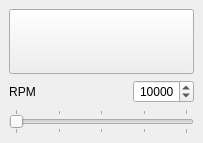
The window that View/SpindleForm.ui (octronic-uk/Candle) describes before a commit, drawn with Qt 5.
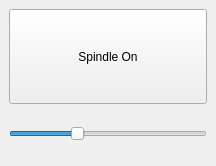
The same window after the commit. Icons and pictures are not drawn.

Diff of the .ui file:
```diff
--- a/View/SpindleForm.ui
+++ b/View/SpindleForm.ui
@@ -6,8 +6,8 @@
    <rect>
     <x>0</x>
     <y>0</y>
-    <width>203</width>
-    <height>143</height>
+    <width>216</width>
+    <height>166</height>
    </rect>
   </property>
   <property name="windowTitle">
@@ -31,7 +31,7 @@
    </property>
    <item>
     <widget class="QWidget" name="widgetSpindle" native="true">
-     <layout class="QVBoxLayout" name="verticalLayout_2">
+     <layout class="QVBoxLayout" name="verticalLayout_2" stretch="2,1">
       <item>
        <widget class="QToolButton" name="cmdSpindle">
         <property name="enabled">
@@ -58,6 +58,9 @@
         <property name="toolTip">
          <string>Spindle on/off</string>
         </property>
+        <property name="text">
+         <string>Spindle On</string>
+        </property>
         <property name="icon">
          <iconset resource="../Resources/Images.qrc">
           <normaloff>:/Images/SVG/dot-circle.svg</normaloff>:/Images/SVG/dot-circle.svg</iconset>
@@ -71,79 +74,18 @@
         <property name="checkable">
          <bool>true</bool>
         </property>
+        <property name="toolButtonStyle">
+         <enum>Qt::ToolButtonIconOnly</enum>
+        </property>
+        <property name="autoRaise">
+         <bool>false</bool>
+        </property>
        </widget>
       </item>
       <item>
-       <layout class="QHBoxLayout" name="horizontalLayout">
-        <item>
-         <widget class="QLabel" name="spindleSpeedLabel">
-          <property name="text">
-           <string>RPM</string>
-          </property>
-          <property name="alignment">
-           <set>Qt::AlignCenter</set>
-          </property>
-         </widget>
-        </item>
-        <item>
-         <spacer name="horizontalSpacer">
-          <property name="orientation">
-           <enum>Qt::Horizontal</enum>
-          </property>
-          <property name="sizeHint" stdset="0">
-           <size>
-            <width>40</width>
-            <height>20</height>
-           </size>
-          </property>
-         </spacer>
-        </item>
-        <item>
-         <widget class="QSpinBox" name="spindleSpeedSpinBox">
-          <property name="sizePolicy">
-           <sizepolicy hsizetype="Minimum" vsizetype="Minimum">
-            <horstretch>0</horstretch>
-            <verstretch>0</verstretch>
-           </sizepolicy>
-          </property>
-          <property name="maximumSize">
-           <size>
-            <width>16777215</width>
-            <height>16777215</height>
-           </size>
-          </property>
-          <property name="baseSize">
-           <size>
-            <width>75</width>
-            <height>0</height>
-           </size>
-          </property>
-          <property name="frame">
-           <bool>true</bool>
-          </property>
-          <property name="alignment">
-           <set>Qt::AlignRight|Qt::AlignTrailing|Qt::AlignVCenter</set>
-          </property>
-          <property name="buttonSymbols">
-           <enum>QAbstractSpinBox::UpDownArrows</enum>
-          </property>
-          <property name="accelerated">
-           <bool>true</bool>
-          </property>
-          <property name="maximum">
-           <number>20000</number>
-          </property>
-          <property name="value">
-           <number>10000</number>
-          </property>
-         </widget>
-        </item>
-       </layout>
-      </item>
-      <item>
-       <widget class="QSlider" name="spindleSpeedSlider">
+       <widget class="QSlider" name="rpmSlider">
         <property name="sizePolicy">
-         <sizepolicy hsizetype="Expanding" vsizetype="Fixed">
+         <sizepolicy hsizetype="Expanding" vsizetype="Expanding">
           <horstretch>0</horstretch>
           <verstretch>0</verstretch>
          </sizepolicy>
@@ -161,19 +103,19 @@
          </size>
         </property>
         <property name="minimum">
-         <number>0</number>
+         <number>50</number>
         </property>
         <property name="maximum">
-         <number>20000</number>
+         <number>200</number>
         </property>
         <property name="singleStep">
          <number>100</number>
         </property>
         <property name="pageStep">
-         <number>1000</number>
+         <number>10</number>
         </property>
         <property name="value">
-         <number>0</number>
+         <number>100</number>
         </property>
         <property name="orientation">
          <enum>Qt::Horizontal</enum>
@@ -182,7 +124,7 @@
          <bool>false</bool>
         </property>
         <property name="tickPosition">
-         <enum>QSlider::TicksBothSides</enum>
+         <enum>QSlider::NoTicks</enum>
         </property>
         <property name="tickInterval">
          <number>5000</number>
```
Left out of the diff: 2 changed lines with no effect on the pictures.
